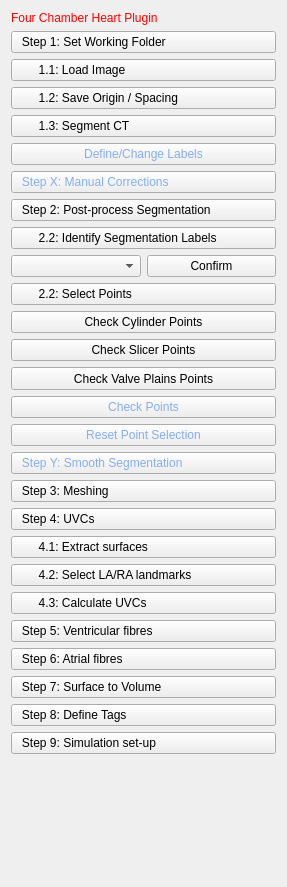
First picture: the form in CemrgApp/Plugins/kcl.cemrgapp.fourchamber/src/internal/FourChamberViewControls.ui, repository RosieBarrows/CemrgApp, before the edit.
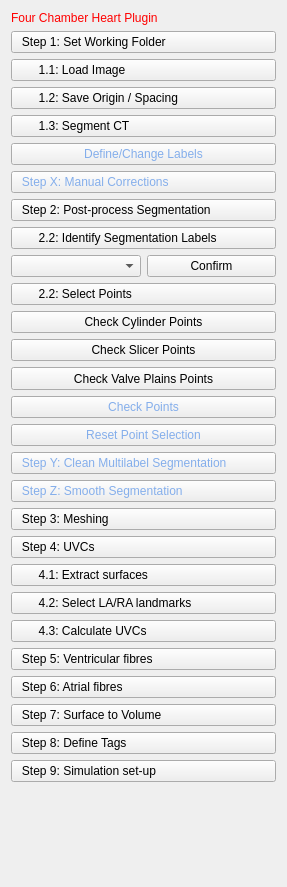
Second picture: the form after the edit.

```diff
--- a/CemrgApp/Plugins/kcl.cemrgapp.fourchamber/src/internal/FourChamberViewControls.ui
+++ b/CemrgApp/Plugins/kcl.cemrgapp.fourchamber/src/internal/FourChamberViewControls.ui
@@ -190,13 +190,23 @@
      </property>
     </widget>
    </item>
+   <item>
+    <widget class="QPushButton" name="button_clean_segmentation">
+     <property name="styleSheet">
+      <string notr="true">text-align: left; color: rgb(132, 174, 235);</string>
+     </property>
+     <property name="text">
+      <string>   Step Y: Clean Multilabel Segmentation</string>
+     </property>
+    </widget>
+   </item>
    <item>
     <widget class="QPushButton" name="button_smooth_segmentation">
      <property name="styleSheet">
       <string notr="true">text-align: left; color: rgb(132, 174, 235);</string>
      </property>
      <property name="text">
-      <string>   Step Y: Smooth Segmentation</string>
+      <string>   Step Z: Smooth Segmentation</string>
      </property>
     </widget>
    </item>
```
